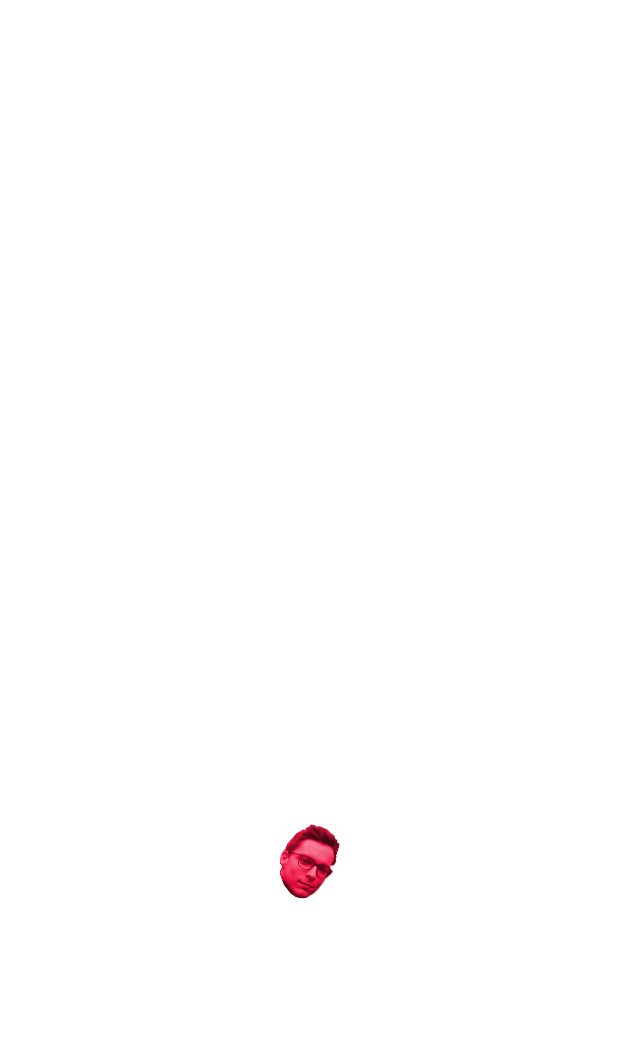
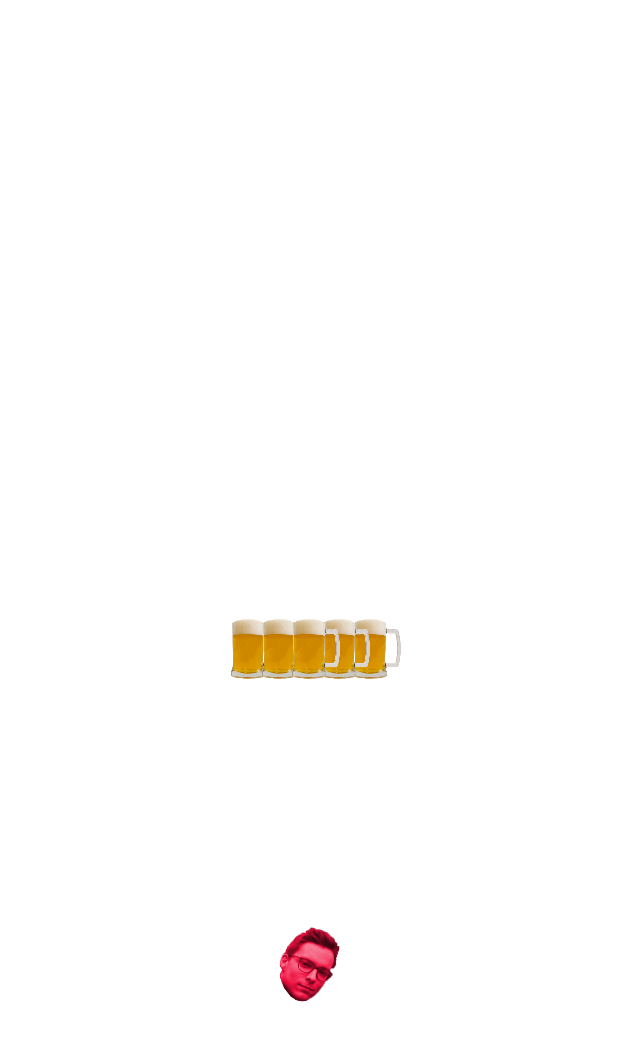
Before and after one commit to sebuech02/inet_test, an Android app: the kegeln screen opened directly, with no data from a screen before it, on a phone screen of 412 x 824 dp. Shown: the top 1041 px of the screen. Run offline under Robolectric (Android 15) with nearby library versions, the light colour scheme and no system bars; 1 statement that could not run was skipped.

Commit message:
Versuch ein spiel zu proggen:    erster prototyp, nur ein Level und ein try    todo: pysics testen

```diff
--- a/app/src/main/java/com/example/inet_test/kegeln.java
+++ b/app/src/main/java/com/example/inet_test/kegeln.java
@@ -40,7 +40,17 @@ public class kegeln extends MainActivity{
     public ImageView kugel15;
     public ImageView kugel10;
     public ImageView kugel05;
+    public ImageView bier1;
+    public ImageView bier2;
+    public ImageView bier3;
+    public ImageView bier4;
+    public ImageView bier5;
+    public ImageView bier6;
+    public ImageView bier7;
+    public ImageView bier8;
+    public ImageView bier9;
 
+    public ImageView hit;
     public ImageView blue_dot;
     public ImageView blue_dot2;
     public float initalx;
@@ -71,6 +81,12 @@ public class kegeln extends MainActivity{
     public float landungx;
     public float landungy;
     public float landungz;
+    public int levelid;
+    public int leveldepth;
+    public int bier_width;
+    public int toleranz;
+    public int depthcounter = 0;
+    public boolean nixgetroffen = true;
 
     @RequiresApi(api = Build.VERSION_CODES.N)
     @Override
@@ -84,6 +100,7 @@ public class kegeln extends MainActivity{
         kugel = (ImageView) findViewById(R.id.kugel);
         kugel.getLayoutParams().width = width/10;
         imagewidth = width/10;
+        levelid = 1;
         kugel95 = (ImageView) findViewById(R.id.kugel95);
         kugel90 = (ImageView) findViewById(R.id.kugel90);
         kugel85 = (ImageView) findViewById(R.id.kugel85);
@@ -104,6 +121,16 @@ public class kegeln extends MainActivity{
         kugel10 = (ImageView) findViewById(R.id.kugel10);
         kugel05 = (ImageView) findViewById(R.id.kugel05);
         ergebniss = (TextView) findViewById(R.id.ergebnisse);
+        hit = (ImageView) findViewById(R.id.hit);
+        bier1 = (ImageView) findViewById(R.id.bier1);
+        bier2 = (ImageView) findViewById(R.id.bier2);
+        bier3 = (ImageView) findViewById(R.id.bier3);
+        bier4 = (ImageView) findViewById(R.id.bier4);
+        bier5 = (ImageView) findViewById(R.id.bier5);
+        bier6 = (ImageView) findViewById(R.id.bier6);
+        bier7 = (ImageView) findViewById(R.id.bier7);
+        bier8 = (ImageView) findViewById(R.id.bier8);
+        bier9 = (ImageView) findViewById(R.id.bier9);
 
         kugel95.getLayoutParams().width =(int) ((width/10) * 0.95);
         kugel90.getLayoutParams().width =(int) ((width/10) * 0.90);
@@ -124,6 +151,7 @@ public class kegeln extends MainActivity{
         kugel15.getLayoutParams().width =(int) ((width/10) * 0.15);
         kugel10.getLayoutParams().width =(int) ((width/10) * 0.10);
         kugel05.getLayoutParams().width =(int) ((width/10) * 0.05);
+        hit.getLayoutParams().width = (int) (width/10);
 
         blue_dot = (ImageView) findViewById(R.id.blue_dot);
         blue_dot2 = (ImageView) findViewById(R.id.blue_dot2);
@@ -152,9 +180,11 @@ public class kegeln extends MainActivity{
                     case 7:
                         aftermath();
                         break;
+                    default:
+                        break;
                 }
             }
-        }, 0, 5);
+        }, 0, 1);
     }
 
     public void initialize_game() {
@@ -179,10 +209,55 @@ public class kegeln extends MainActivity{
         kugel15.setVisibility(View.INVISIBLE);
         kugel10.setVisibility(View.INVISIBLE);
         kugel05.setVisibility(View.INVISIBLE);
+        hit.setVisibility(View.INVISIBLE);
 
         kugel.setX(width/2 - width/20);
-        kugel.setY(2*height/3 - kugel.getHeight());
+        kugel.setY(3*height/4 - kugel.getHeight());
+        position_bier();
+        switch (levelid){
+            case 1:
+                leveldepth = 5000;
+                toleranz = 2000;
+                publish_result("Level " + levelid+System.lineSeparator() + "Tiefe: " + leveldepth);
+                break;
+        }
         phase = 2;
+    }
+
+    public void position_bier(){
+        runOnUiThread(new Runnable() {
+            @Override
+            public void run() {
+                bier_width = (width/10)*((11-levelid)/10);
+                bier1.getLayoutParams().width = bier_width;
+                bier2.getLayoutParams().width = bier_width;
+                bier3.getLayoutParams().width = bier_width;
+                bier4.getLayoutParams().width = bier_width;
+                bier5.getLayoutParams().width = bier_width;
+                bier6.getLayoutParams().width = bier_width;
+                bier7.getLayoutParams().width = bier_width;
+                bier8.getLayoutParams().width = bier_width;
+                bier9.getLayoutParams().width = bier_width;
+                bier1.setX(width/2-bier_width/2);
+                bier1.setY(height/2);
+                bier2.setX(bier1.getX()-bier_width/2);
+                bier2.setY(height/2 - bier1.getHeight()/2);
+                bier3.setX(bier1.getX()+bier_width/2);
+                bier3.setY(height/2 - bier1.getHeight()/2);
+                bier4.setX(bier1.getX()-bier_width);
+                bier4.setY(height/2-bier1.getHeight());
+                bier5.setX(bier1.getX());
+                bier5.setY(height/2-bier1.getHeight());
+                bier6.setX(bier1.getX()+bier_width);
+                bier6.setY(height/2-bier1.getHeight());
+                bier7.setX(bier1.getX()-bier_width/2);
+                bier7.setY(height/2 - 3*bier1.getHeight()/2);
+                bier8.setX(bier1.getX()+bier_width/2);
+                bier8.setY(height/2 - 3*bier1.getHeight()/2);
+                bier9.setX(bier1.getX());
+                bier9.setY(height/2-2*bier1.getHeight());
+            }
+        });
     }
 
     public void waitfortouch() {
@@ -198,7 +273,7 @@ public class kegeln extends MainActivity{
             @Override
             public void run() {
                 kugel.setX(width/2 - width/20);
-                kugel.setY(2*height/3);
+                kugel.setY(3*height/4);
                 kugel.setVisibility(View.VISIBLE);
                 carlosinbound = true;
             }
@@ -214,12 +289,19 @@ public class kegeln extends MainActivity{
         ydist = desty - initaly;
         remainx = Math.abs(xdist);
         remainy = Math.abs(ydist);
+        if (depthcounter>5) {
+            depth = (int) (depth + speed);
+            depthcounter = 0;
+        }
+        else {
+            depthcounter = depthcounter + 1;
+        }
         if (carlosinbound) {
             if (Math.abs(xdist) > Math.abs(ydist)) {
                 rate = Math.abs(xdist / ydist);
                 if (einmal){
                     move_carlos(0, (int) 1 * (int) Math.signum(ydist), depth);
-                    depth = (int) (depth + speed);
+                    //depth = (int) (depth + speed);
                     remainy = remainy - 1;
                     zwischenergeby = remainy;
                     zwischenergebx = remainx;
@@ -236,7 +318,7 @@ public class kegeln extends MainActivity{
                 rate = Math.abs(ydist / xdist);
                 if (einmal){
                     move_carlos((int) 1 * (int) Math.signum(xdist), 0, depth);
-                    depth = (int) (depth + speed);
+                    //depth = (int) (depth + speed);
                     remainx = remainx - 1;
                     zwischenergeby = remainy;
                     zwischenergebx = remainx;
@@ -272,17 +354,39 @@ public class kegeln extends MainActivity{
     public void aftermath(){
         //phase  = -1;
         if (turn_valid){
-            landungx = kugel.getX();
-            landungy = kugel.getY();
+            showhit();
+            landungx = kugel.getX()+kugel.getWidth()/2;
+            landungy = kugel.getY()+kugel.getHeight()/2;
             landungz = depth;
-            if ((landungx<width/3) || (landungx>2*width/3)){
-                publish_result("nix getroffen");
+            if ((landungx<bier4.getX()) || (landungx>bier6.getX()+bier6.getWidth())){
+                publish_result("nix getroffen, leider daneben");
             } else {
-                publish_result("schöner Strike!");
+                if (landungy < bier9.getY()){
+                    publish_result("Zu weit gepfeffert");
+                } else {
+                    if (depth < leveldepth-toleranz){
+                        publish_result("Leider zu kurz");
+                    } else {
+                        hitdetection();
+                        //publish_result("schöner Strike!");
+                    }
+                }
             }
         } else {
-            publish_result("ooB ,left and reight or to the  bottom");
+            publish_result("Out of bounds, besser zielen");
         }
+        phase = phase + 1;
+    }
+    public void showhit(){
+        runOnUiThread(new Runnable() {
+            @Override
+            public void run() {
+                hit.setVisibility(View.VISIBLE);
+                hit.setX(kugel.getX());
+                hit.setY(kugel.getY());
+                kugel.setVisibility(View.INVISIBLE);
+            }
+        });
     }
 
     public void publish_result(String msg){
@@ -294,26 +398,9 @@ public class kegeln extends MainActivity{
         });
     }
 
-    public void bounddetection(){
-        if (kugel.getX()<0 || kugel.getX()>width) {
-            carlosinbound = false;
-            turn_valid = false;
-            phase = 7;
-        }
-        if (kugel.getY()>height){
-            carlosinbound = false;
-            turn_valid = false;
-            phase = 7;
-        }
-        if (kugel.getY()<=0){
-            carlosinbound = false;
-            turn_valid = true;
-            phase = 6;
-        }
-    }
 
     public void doturn2(){
-        if (kugel.getY()<height/2){
+        if ((kugel.getY()<3*height/4) && (depth<leveldepth+toleranz) && nichtvonobengetroffen()){
             move_carlos(0,1,depth);
             counter = counter +1;
             if (counter == 5) {
@@ -325,6 +412,43 @@ public class kegeln extends MainActivity{
         }
 
     }
+
+    public boolean nichtvonobengetroffen(){
+        if (depth > leveldepth){
+            landungx = kugel.getX() + kugel.getWidth()/2;
+            landungy = kugel.getY() + kugel.getHeight()/2;
+            if ((landungx>bier9.getX() && (landungx<bier9.getX()+bier9.getWidth()) && (landungy<bier9.getY()+bier9.getHeight()) && (landungy>bier9.getY()))) {
+                return false;
+            }
+            if ((landungx>bier8.getX() && (landungx<bier8.getX()+bier8.getWidth()) && (landungy<bier8.getY()+bier8.getHeight()) && (landungy>bier8.getY()))) {
+                return false;
+            }
+            if ((landungx>bier7.getX() && (landungx<bier7.getX()+bier7.getWidth()) && (landungy<bier7.getY()+bier7.getHeight()) && (landungy>bier7.getY()))) {
+                return false;
+            }
+            if ((landungx>bier6.getX() && (landungx<bier6.getX()+bier6.getWidth()) && (landungy<bier6.getY()+bier6.getHeight()) && (landungy>bier6.getY()))) {
+                return false;
+            }
+            if ((landungx>bier5.getX() && (landungx<bier5.getX()+bier5.getWidth()) && (landungy<bier5.getY()+bier5.getHeight()) && (landungy>bier5.getY()))) {
+                return false;
+            }
+            if ((landungx>bier4.getX() && (landungx<bier4.getX()+bier4.getWidth()) && (landungy<bier4.getY()+bier4.getHeight()) && (landungy>bier4.getY()))) {
+                return false;
+            }
+            if ((landungx>bier3.getX() && (landungx<bier3.getX()+bier3.getWidth()) && (landungy<bier3.getY()+bier3.getHeight()) && (landungy>bier3.getY()))) {
+                return false;
+            }
+            if ((landungx>bier2.getX() && (landungx<bier2.getX()+bier2.getWidth()) && (landungy<bier2.getY()+bier2.getHeight()) && (landungy>bier2.getY()))) {
+                return false;
+            }
+            if ((landungx>bier1.getX() && (landungx<bier1.getX()+bier1.getWidth()) && (landungy<bier1.getY()+bier1.getHeight()) && (landungy>bier1.getY()))) {
+                return false;
+            }
+            return true;
+        } else{
+            return true;
+            }
+        }
 
     public void move_carlos(int x, int y, int z){
         runOnUiThread(new Runnable() {
@@ -467,7 +591,86 @@ public class kegeln extends MainActivity{
                 }
             }
         });
+    }
 
+    public void hitdetection(){
+        runOnUiThread(new Runnable() {
+            @Override
+            public void run() {
+                if (nixgetroffen){
+                    if ((landungx>bier9.getX() && (landungx<bier9.getX()+bier9.getWidth()) && (landungy<bier9.getY()+bier9.getHeight()) && (landungy>bier9.getY()))) {
+                        bier9.setVisibility(View.INVISIBLE);
+                        publish_result("Ergebniss: 1");
+                        nixgetroffen = false;
+                    }
+                    if ((landungx>bier8.getX() && (landungx<bier8.getX()+bier8.getWidth()) && (landungy<bier8.getY()+bier8.getHeight()) && (landungy>bier8.getY()))) {
+                        bier9.setVisibility(View.INVISIBLE);
+                        bier8.setVisibility(View.INVISIBLE);
+                        publish_result("Ergebniss: 2");
+                        nixgetroffen = false;
+                    }
+                    if ((landungx>bier7.getX() && (landungx<bier7.getX()+bier7.getWidth()) && (landungy<bier7.getY()+bier7.getHeight()) && (landungy>bier7.getY()))) {
+                        bier9.setVisibility(View.INVISIBLE);
+                        bier7.setVisibility(View.INVISIBLE);
+                        publish_result("Ergebniss: 2");
+                        nixgetroffen = false;
+                    }
+                    if ((landungx>bier6.getX() && (landungx<bier6.getX()+bier6.getWidth()) && (landungy<bier6.getY()+bier6.getHeight()) && (landungy>bier6.getY()))) {
+                        bier6.setVisibility(View.INVISIBLE);
+                        publish_result("Ergebniss: 1");
+                        nixgetroffen = false;
+                    }
+                    if ((landungx>bier5.getX() && (landungx<bier5.getX()+bier5.getWidth()) && (landungy<bier5.getY()+bier5.getHeight()) && (landungy>bier5.getY()))) {
+                        bier5.setVisibility(View.INVISIBLE);
+                        bier7.setVisibility(View.INVISIBLE);
+                        bier8.setVisibility(View.INVISIBLE);
+                        bier9.setVisibility(View.INVISIBLE);
+                        publish_result("Ergebniss: 4");
+                        nixgetroffen = false;
+                    }
+                    if ((landungx>bier4.getX() && (landungx<bier4.getX()+bier4.getWidth()) && (landungy<bier4.getY()+bier4.getHeight()) && (landungy>bier4.getY()))) {
+                        bier4.setVisibility(View.INVISIBLE);
+                        publish_result("Ergebniss: 1");
+                        nixgetroffen = false;
+                    }
+                    if ((landungx>bier3.getX() && (landungx<bier3.getX()+bier3.getWidth()) && (landungy<bier3.getY()+bier3.getHeight()) && (landungy>bier3.getY()))) {
+                        bier3.setVisibility(View.INVISIBLE);
+                        bier5.setVisibility(View.INVISIBLE);
+                        bier6.setVisibility(View.INVISIBLE);
+                        bier7.setVisibility(View.INVISIBLE);
+                        bier8.setVisibility(View.INVISIBLE);
+                        bier9.setVisibility(View.INVISIBLE);
+                        publish_result("Ergebniss: 6");
+                        nixgetroffen = false;
+                    }
+                    if ((landungx>bier2.getX() && (landungx<bier2.getX()+bier2.getWidth()) && (landungy<bier2.getY()+bier2.getHeight()) && (landungy>bier2.getY()))) {
+                        bier2.setVisibility(View.INVISIBLE);
+                        bier4.setVisibility(View.INVISIBLE);
+                        bier5.setVisibility(View.INVISIBLE);
+                        bier7.setVisibility(View.INVISIBLE);
+                        bier8.setVisibility(View.INVISIBLE);
+                        bier9.setVisibility(View.INVISIBLE);
+                        publish_result("Ergebniss: 6");
+                        nixgetroffen = false;
+                    }
+                    if ((landungx>bier1.getX() && (landungx<bier1.getX()+bier1.getWidth()) && (landungy<bier1.getY()+bier1.getHeight()) && (landungy>bier1.getY()))) {
+                        bier1.setVisibility(View.INVISIBLE);
+                        bier2.setVisibility(View.INVISIBLE);
+                        bier3.setVisibility(View.INVISIBLE);
+                        bier4.setVisibility(View.INVISIBLE);
+                        bier5.setVisibility(View.INVISIBLE);
+                        bier6.setVisibility(View.INVISIBLE);
+                        bier7.setVisibility(View.INVISIBLE);
+                        bier8.setVisibility(View.INVISIBLE);
+                        bier9.setVisibility(View.INVISIBLE);
+                        publish_result("Ergebniss: 9");
+                        nixgetroffen = false;
+                    }
+                } else {
+                    //publish_result("mal wieder an allem vorbei, einfach schlecht");
+                }
+            }
+        });
     }
 
     @Override
@@ -481,7 +684,7 @@ public class kegeln extends MainActivity{
                     kugel.setY(initaly - kugel.getHeight());
                     phase = 3;
                     blue_dot.setVisibility(View.VISIBLE);
-                    blue_dot.setX(initalx - blue_dot.getWidth()/2);
+                    blue_dot.setX(initalx - blue_dot.getWidth());
                     blue_dot.setY(initaly - blue_dot.getHeight());
                 }
                 break;
@@ -502,7 +705,7 @@ public class kegeln extends MainActivity{
             case MotionEvent.ACTION_UP:
                 if (phase == 3){
                     blue_dot2.setVisibility(View.VISIBLE);
-                    blue_dot2.setX(event.getX() - blue_dot2.getWidth()/2);
+                    blue_dot2.setX(event.getX() - blue_dot2.getWidth());
                     blue_dot2.setY(event.getY() - blue_dot2.getHeight());
                     destx = event.getX();
                     desty = event.getY();
--- a/app/src/main/res/layout/kegeln.xml
+++ b/app/src/main/res/layout/kegeln.xml
@@ -5,7 +5,69 @@
     android:layout_width="match_parent"
     android:layout_height="match_parent"
     android:backgroundTint="#000000">
-
+        <ImageView
+            android:id="@+id/bier1"
+            android:layout_width="66dp"
+            android:layout_height="wrap_content"
+            android:src="@drawable/bier"
+            android:adjustViewBounds="true"
+            tools:ignore="MissingConstraints"/>
+        <ImageView
+            android:id="@+id/bier2"
+            android:layout_width="66dp"
+            android:layout_height="wrap_content"
+            android:src="@drawable/bier"
+            android:adjustViewBounds="true"
+            tools:ignore="MissingConstraints"/>
+        <ImageView
+            android:id="@+id/bier3"
+            android:layout_width="66dp"
+            android:layout_height="wrap_content"
+            android:src="@drawable/bier"
+            android:adjustViewBounds="true"
+            tools:ignore="MissingConstraints"/>
+        <ImageView
+            android:id="@+id/bier4"
+            android:layout_width="66dp"
+            android:layout_height="wrap_content"
+            android:src="@drawable/bier"
+            android:adjustViewBounds="true"
+            tools:ignore="MissingConstraints"/>
+        <ImageView
+            android:id="@+id/bier5"
+            android:layout_width="66dp"
+            android:layout_height="wrap_content"
+            android:src="@drawable/bier"
+            android:adjustViewBounds="true"
+            tools:ignore="MissingConstraints"/>
+        <ImageView
+            android:id="@+id/bier6"
+            android:layout_width="66dp"
+            android:layout_height="wrap_content"
+            android:src="@drawable/bier"
+            android:adjustViewBounds="true"
+            tools:ignore="MissingConstraints"/>
+        <ImageView
+            android:id="@+id/bier7"
+            android:layout_width="66dp"
+            android:layout_height="wrap_content"
+            android:src="@drawable/bier"
+            android:adjustViewBounds="true"
+            tools:ignore="MissingConstraints"/>
+        <ImageView
+            android:id="@+id/bier8"
+            android:layout_width="66dp"
+            android:layout_height="wrap_content"
+            android:src="@drawable/bier"
+            android:adjustViewBounds="true"
+            tools:ignore="MissingConstraints"/>
+        <ImageView
+            android:id="@+id/bier9"
+            android:layout_width="66dp"
+            android:layout_height="wrap_content"
+            android:src="@drawable/bier"
+            android:adjustViewBounds="true"
+            tools:ignore="MissingConstraints"/>
         <ImageView
             android:id="@+id/kugel"
             android:layout_width="66dp"
@@ -164,6 +226,14 @@
             tools:ignore="MissingConstraints"
             android:textColor="#ffffff"
             android:id="@+id/ergebnisse"/>
+        <ImageView
+            android:id="@+id/hit"
+            android:layout_width="66dp"
+            android:layout_height="wrap_content"
+            android:src="@drawable/hit"
+            android:adjustViewBounds="true"
+            tools:ignore="MissingConstraints"/>
+
         <!--
                 <ImageView
                     android:id="@+id/line"
```
Also changed, not shown: app/src/main/res/drawable/bier.png (added), app/src/main/res/drawable/hit.png (added).
